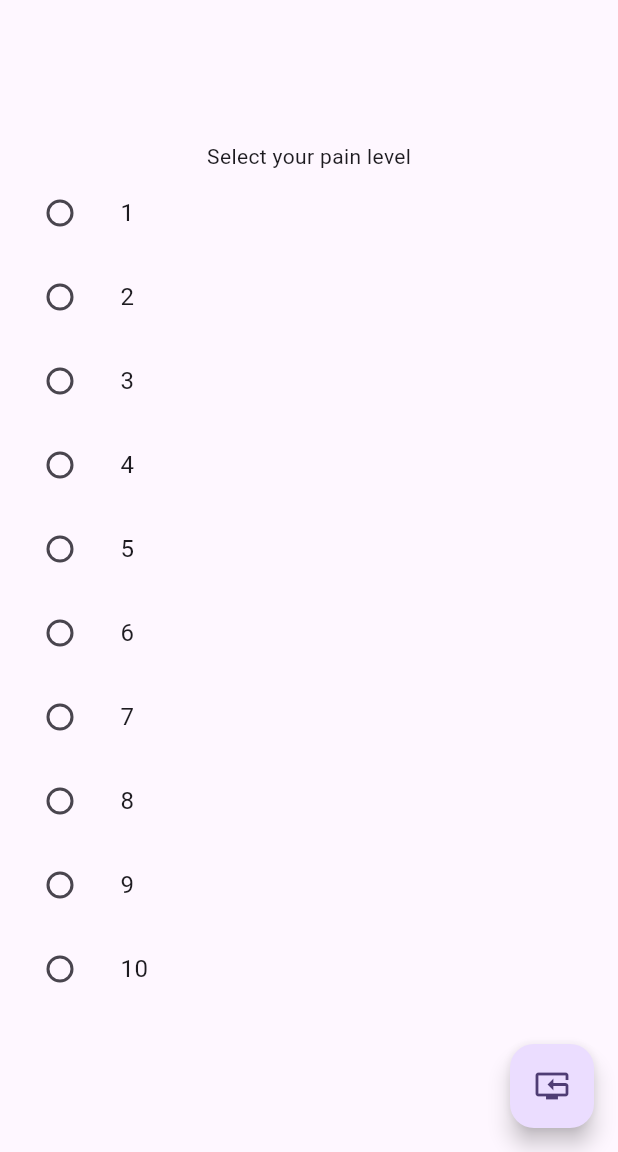
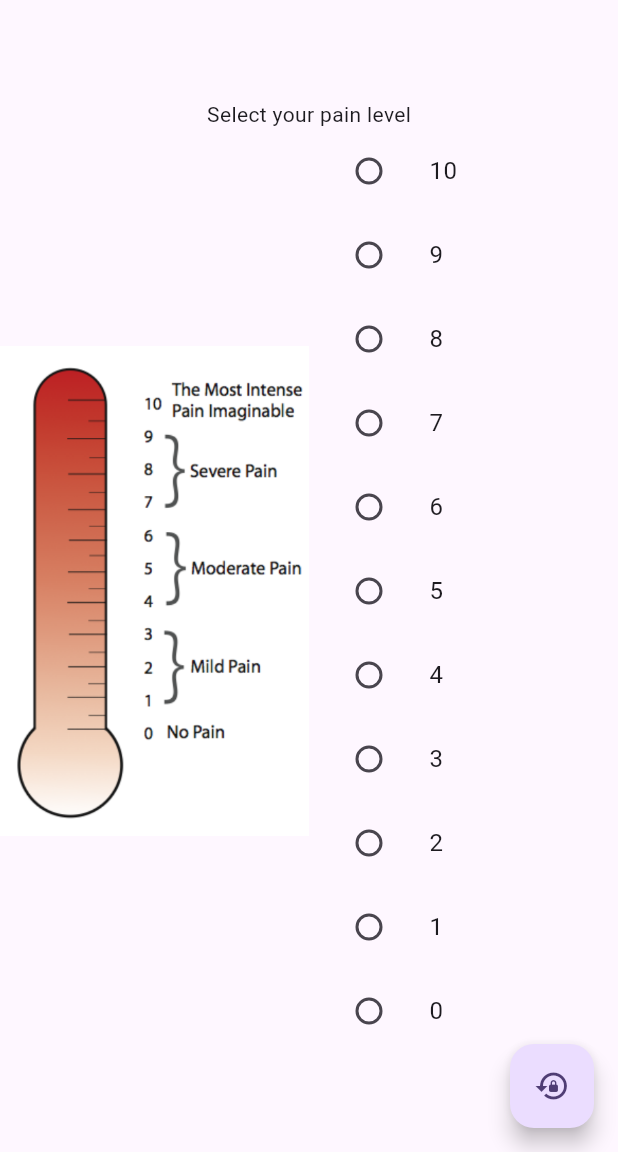
Before and after one commit to Rpaulo22/SignPain, a Flutter app: the screen it shows after launch, on a phone screen of 412 x 824 dp, the part 84-1236 px from its top. Run offline on Flutter 3.47's test engine with Material 3 defaults, Android fonts, the phone set to English and light mode, and no system bars.

Commit message:
Added ipt image

```diff
--- a/sign_pain/lib/main.dart
+++ b/sign_pain/lib/main.dart
@@ -35,7 +35,7 @@ class MyApp extends StatelessWidget {
   }
 }
 
-final painScale = [1,2,3,4,5,6,7,8,9,10];
+final painScale = [0,1,2,3,4,5,6,7,8,9,10];
 
 class MyHomePage extends StatefulWidget {
   const MyHomePage({super.key, required this.title});
@@ -70,17 +70,31 @@ class _MyHomePageState extends State<MyHomePage> {
 
   @override
   Widget build(BuildContext context) {
+
     return Scaffold(
 		appBar: AppBar(
 			backgroundColor: Theme.of(context).colorScheme.inversePrimary,
-        title: Text("SignPain"),
+			title: const Text("SignPain"),
 		),
 		body: Center(
 			child: Column(
-          mainAxisAlignment: .center,
+			mainAxisAlignment: MainAxisAlignment.center,
 			children: [
 				const Text('Select your pain level'),
-
+				Row(
+				mainAxisAlignment: MainAxisAlignment.center,
+				children: [
+					// IPT image
+					Expanded(
+						flex: 1,
+						child: Image(
+							image: AssetImage('assets/images/ipt.png'),
+							fit: BoxFit.contain,
+						),
+					),
+					// Options for pain
+					Expanded(
+					child:
 					  RadioGroup<int>(
                         groupValue: painLevel,
                         onChanged: (int? value) {
@@ -88,21 +102,25 @@ class _MyHomePageState extends State<MyHomePage> {
                             painLevel = value;
                             });
                         },
-              child: Column(
+                        child:
+                            Column(
                             children: <Widget>[
-                  for (var i in painScale)
+                            for (var i in painScale.reversed.toList())
                                 ListTile(
                                 title: Text(i.toString()),
                                 leading: Radio<int>(value: i))
                             ],
+                        )
 					)),
+				],
+				),
 			],
 			),
 		),
 		floatingActionButton: FloatingActionButton(
 			onPressed: reset,
 			tooltip: 'reset',
-        child: const Icon(Icons.reset_tv),
+			child: const Icon(Icons.lock_reset),
 		),
 		);
   }
--- a/sign_pain/pubspec.yaml
+++ b/sign_pain/pubspec.yaml
@@ -57,10 +57,8 @@ flutter:
   # the material Icons class.
   uses-material-design: true
 
-  # To add assets to your application, add an assets section, like this:
-  # assets:
-  #   - images/a_dot_burr.jpeg
-  #   - images/a_dot_ham.jpeg
+  assets:
+    - assets/images/ipt.png
 
   # An image asset can refer to one or more resolution-specific "variants", see
   # https://flutter.dev/to/resolution-aware-images
```
Also changed, not shown: sign_pain/assets/images/ipt.png (added). Lines whose indentation alone changed are shown as unchanged.
